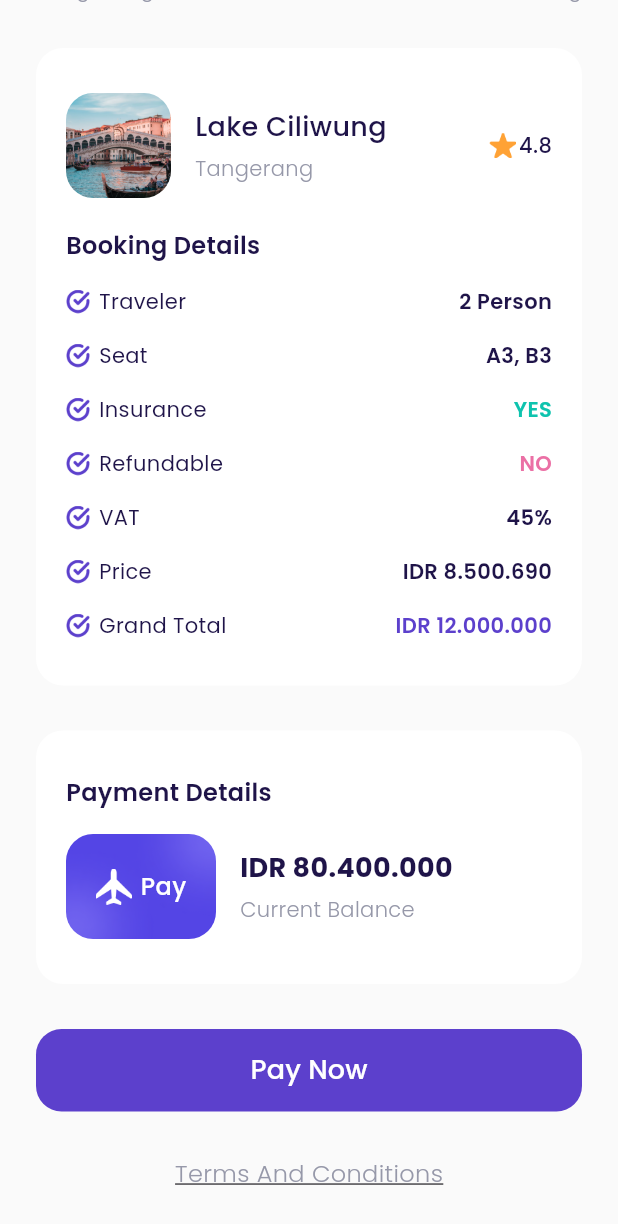
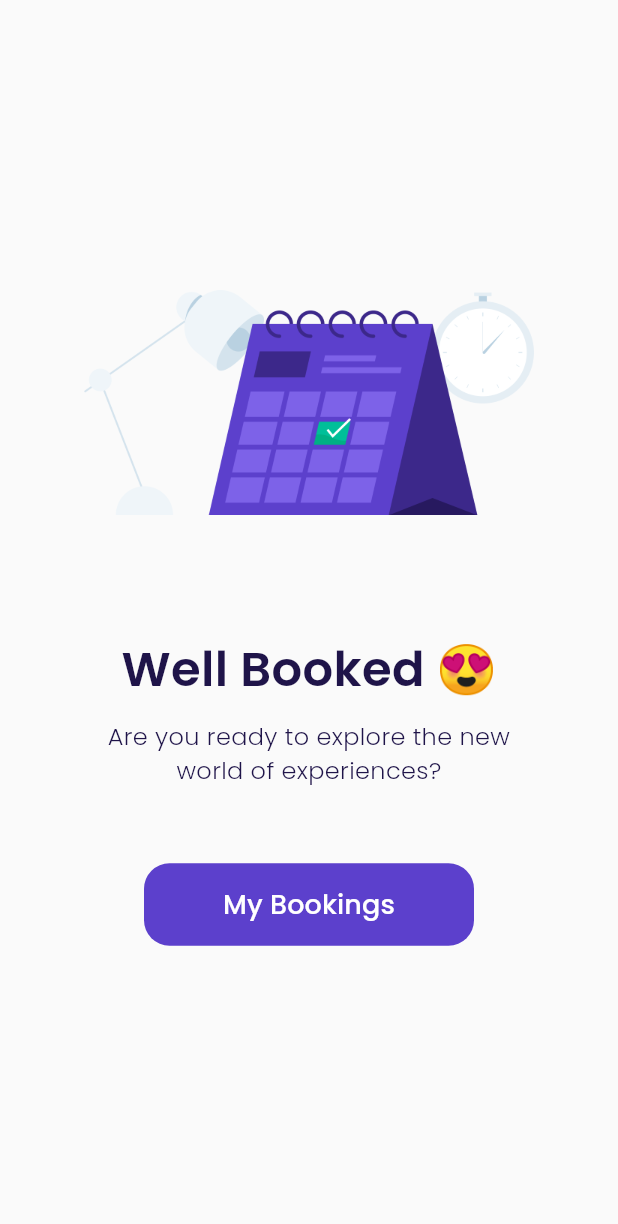
Before and after one commit to petelpop/FlyBook, a Flutter app: the CheckoutPage screen opened by its route, scrolled down 177 dp, after a tap on "Pay Now", on a phone screen of 412 x 824 dp. Shown: the top 1224 px of the screen. Run offline on Flutter 3.47's test engine with Material 3 defaults, Android fonts, the phone set to English and light mode, and no system bars; our stand-ins replace google_fonts; missing offline and left inert: dart:ffi.

Commit message:
create checkout success page

```diff
--- a/lib/main.dart
+++ b/lib/main.dart
@@ -6,6 +6,7 @@ import 'package:airplane/views/pages/get_started_page.dart';
 import 'package:airplane/views/pages/main_page.dart';
 import 'package:airplane/views/pages/sign_up_page.dart';
 import 'package:airplane/views/pages/splash_page.dart';
+import 'package:airplane/views/pages/success_checkout_page.dart';
 import 'package:flutter/material.dart';
 
 void main() => runApp(const MyApp());
@@ -27,6 +28,7 @@ class MyApp extends StatelessWidget {
         DetailPage.routeName:(context) => DetailPage(),
         ChooseSeatPage.routeName:(context) => ChooseSeatPage(),
         CheckoutPage.routeName:(context) => CheckoutPage(),
+        SuccessCheckoutPage.routeName:(context) => SuccessCheckoutPage(),
       },
     );
   }
--- a/lib/views/pages/checkout_page.dart
+++ b/lib/views/pages/checkout_page.dart
@@ -1,5 +1,6 @@
 import 'package:airplane/shared/assets.dart';
 import 'package:airplane/shared/theme.dart';
+import 'package:airplane/views/pages/success_checkout_page.dart';
 import 'package:airplane/views/widgets/booking_details_item.dart';
 import 'package:airplane/views/widgets/custom_button.dart';
 import 'package:flutter/material.dart';
@@ -254,7 +255,9 @@ class CheckoutPage extends StatelessWidget {
           ///PAY NOW BUTTON
           CustomButton(
             text: 'Pay Now',
-            onTap: (){},
+            onTap: (){
+              Navigator.pushNamed(context, SuccessCheckoutPage.routeName);
+            },
             margin: EdgeInsets.only(top: 30),
             ),
             Container(
--- /dev/null
+++ b/lib/views/pages/success_checkout_page.dart
@@ -0,0 +1,59 @@
+import 'package:airplane/shared/assets.dart';
+import 'package:airplane/shared/theme.dart';
+import 'package:airplane/views/pages/main_page.dart';
+import 'package:airplane/views/widgets/custom_button.dart';
+import 'package:flutter/material.dart';
+
+class SuccessCheckoutPage extends StatelessWidget {
+  static const String routeName = "success-checkout-page";
+  const SuccessCheckoutPage({super.key});
+
+  @override
+  Widget build(BuildContext context) {
+    return Scaffold(
+      backgroundColor: kBackgroundColor,
+      body: Center(
+        child: Column(
+          mainAxisAlignment: MainAxisAlignment.center,
+          children: [
+            Container(
+              width: 300,
+              height: 150,
+              margin: EdgeInsets.only(bottom: 80),
+              decoration: BoxDecoration(
+                image: DecorationImage(
+                  image: AssetImage(
+                    Assets.imgSuccess
+                  ),
+                ),
+              ),
+            ),
+            Text(
+              'Well Booked 😍',
+              style: blackTextStyle.copyWith(
+                fontSize: 32,
+                fontWeight: semiBold
+              ),
+            ),
+            SizedBox(height: 10),
+            Text(
+              'Are you ready to explore the new\nworld of experiences?',
+              style: blackTextStyle.copyWith(
+                fontSize: 16,
+                fontWeight: light
+              ),
+              textAlign: TextAlign.center,
+            ),
+            CustomButton(
+              text: 'My Bookings',
+              margin: EdgeInsets.only(top: 50),
+              width: 220,
+              onTap: (){
+                Navigator.pushNamedAndRemoveUntil(context, MainPage.routeName, (route) => false);
+              })
+          ],
+        ),
+      ),
+    );
+  }
+}
```
Also changed, not shown: lib/views/pages/bonus_page.dart (+13 -32 lines).
